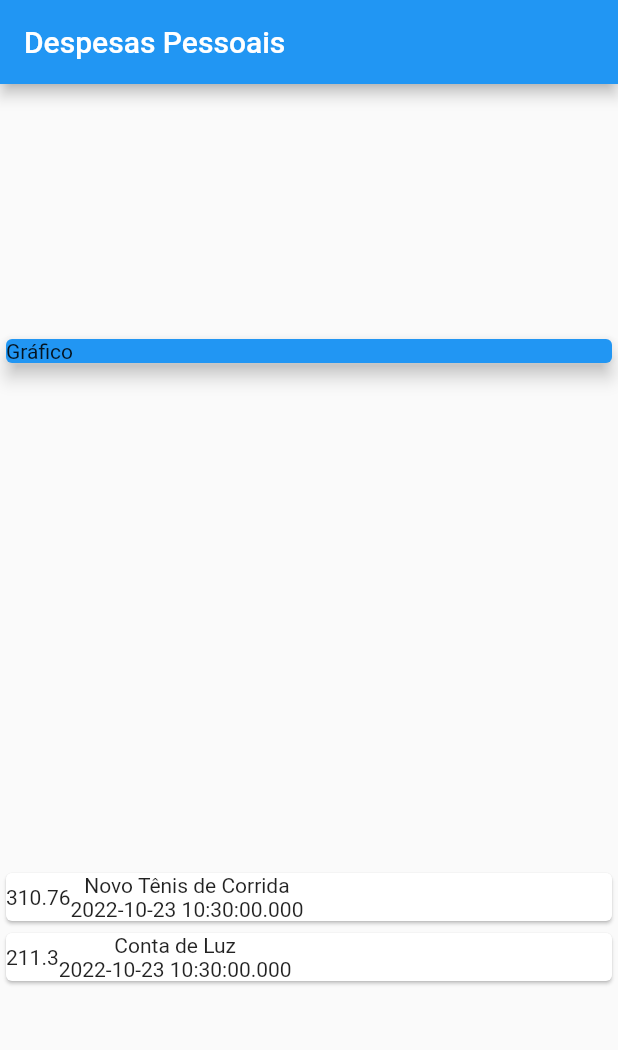
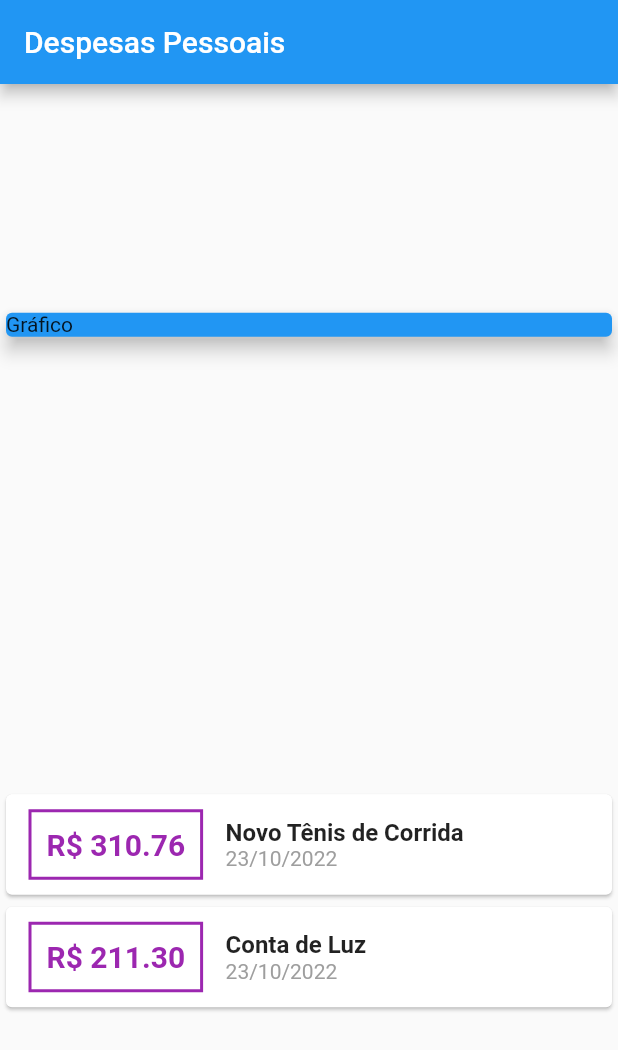
Before and after one commit to brunodeev/expenses_app, a Flutter app: the screen it shows after launch, on a phone screen of 412 x 824 dp. Shown: the top 1050 px of the screen. Run offline on Flutter 3.47's test engine with Material 2 defaults, Android fonts, the phone set to English and light mode, and no system bars.

Commit message:
formatando dados do card (intl)

```diff
--- a/lib/main.dart
+++ b/lib/main.dart
@@ -1,5 +1,6 @@
 import 'package:flutter/material.dart';
 import 'package:personal_expenses/models/transaction.dart';
+import 'package:intl/intl.dart';
 
 main() => runApp(const ExpensesApp());
 
@@ -56,12 +57,42 @@ class HomePage extends StatelessWidget {
                 child: Row(
                   children: [
                     Container(
-                      child: Text(tr.value.toString()),
+                      decoration: BoxDecoration(
+                        border: Border.all(
+                          color: Colors.purple,
+                          width: 2,
+                        ),
+                      ),
+                      padding: const EdgeInsets.all(10),
+                      margin: const EdgeInsets.symmetric(
+                        horizontal: 15,
+                        vertical: 10,
+                      ),
+                      child: Text(
+                        'R\$ ${tr.value.toStringAsFixed(2)}',
+                        style: const TextStyle(
+                          color: Colors.purple,
+                          fontSize: 20,
+                          fontWeight: FontWeight.bold,
+                        ),
+                      ),
                     ),
                     Column(
+                      crossAxisAlignment: CrossAxisAlignment.start,
                       children: [
-                        Text(tr.title),
-                        Text(tr.date.toString()),
+                        Text(
+                          tr.title,
+                          style: const TextStyle(
+                            fontSize: 16,
+                            fontWeight: FontWeight.bold,
+                          ),
+                        ),
+                        Text(
+                          DateFormat('dd/MM/y').format(tr.date),
+                          style: const TextStyle(
+                            color: Colors.grey,
+                          ),
+                        ),
                       ],
                     )
                   ],
--- a/pubspec.yaml
+++ b/pubspec.yaml
@@ -31,6 +31,7 @@ environment:
 dependencies:
   flutter:
     sdk: flutter
+  intl: ^0.17.0
 
 
   # The following adds the Cupertino Icons font to your application.
```
Also changed, not shown: pubspec.lock.
